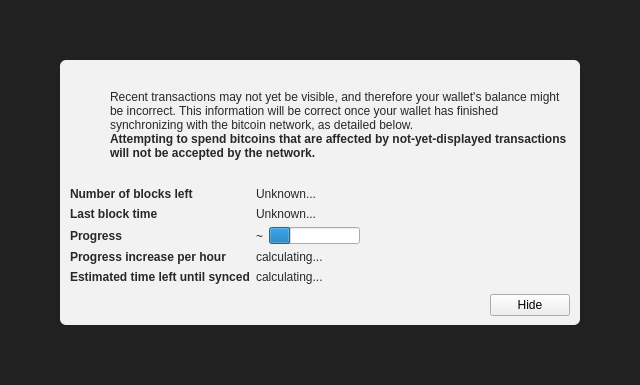
Before: the Qt Designer form src/qt/forms/modaloverlay.ui in frozenflux3/munt-official, drawn with Qt 5.
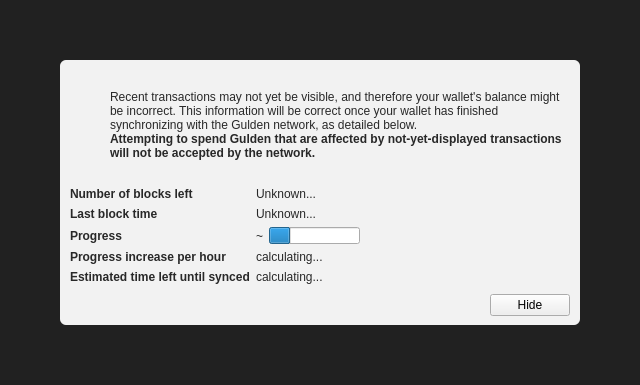
After: the same form once the commit is applied. Icons and pictures are not drawn. Custom widgets are drawn as their Qt base class.

Patch:
```diff
--- a/src/qt/forms/modaloverlay.ui
+++ b/src/qt/forms/modaloverlay.ui
@@ -130,7 +130,7 @@
              <item>
               <widget class="QLabel" name="infoText">
                <property name="text">
-                <string>Recent transactions may not yet be visible, and therefore your wallet's balance might be incorrect. This information will be correct once your wallet has finished synchronizing with the bitcoin network, as detailed below.</string>
+                <string>Recent transactions may not yet be visible, and therefore your wallet's balance might be incorrect. This information will be correct once your wallet has finished synchronizing with the Gulden network, as detailed below.</string>
                </property>
                <property name="textFormat">
                 <enum>Qt::RichText</enum>
@@ -149,7 +149,7 @@
                 </font>
                </property>
                <property name="text">
-                <string>Attempting to spend bitcoins that are affected by not-yet-displayed transactions will not be accepted by the network.</string>
+                <string>Attempting to spend Gulden that are affected by not-yet-displayed transactions will not be accepted by the network.</string>
                </property>
                <property name="textFormat">
                 <enum>Qt::RichText</enum>
```
